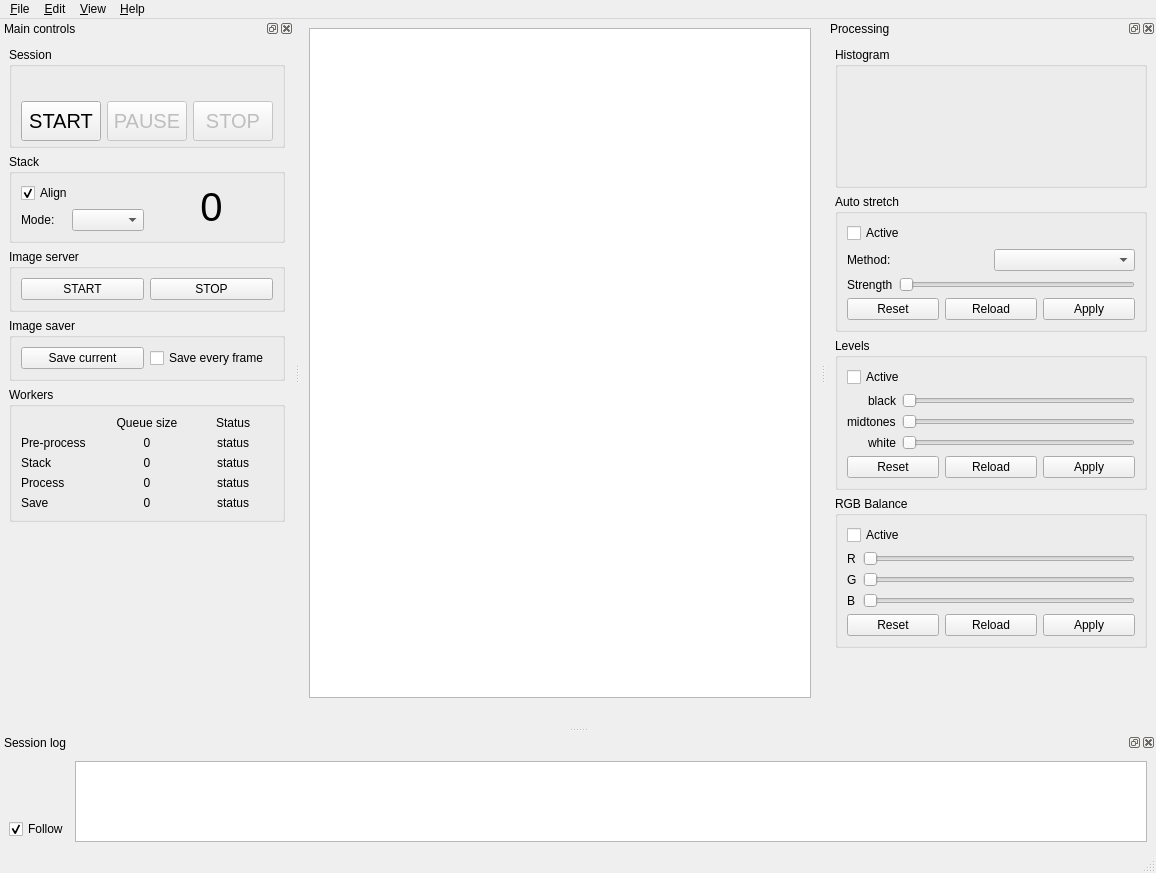
gehelem/als, file src/als/ui/als_ui.ui: the form before one commit.
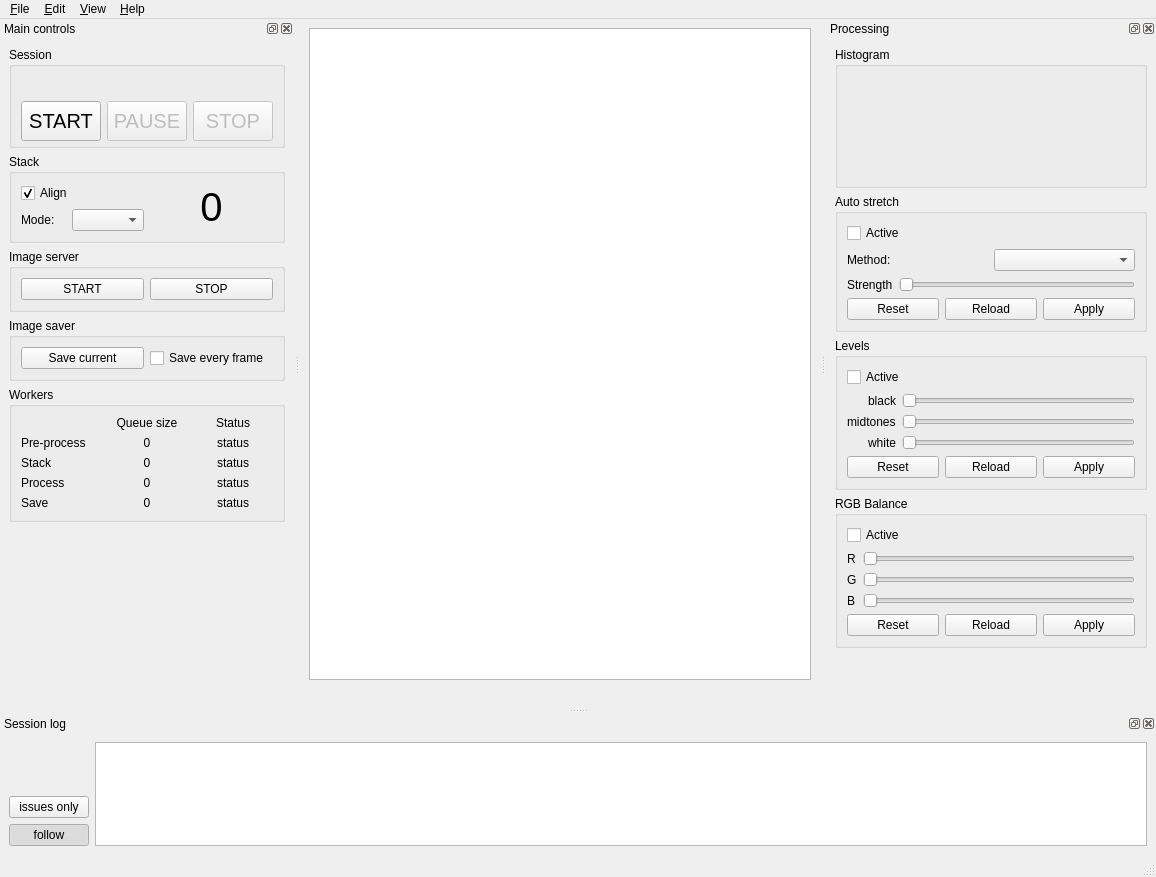
The form after the commit. Icons and pictures are not drawn. Custom widgets are drawn as their Qt base class.

Commit message: allow user to filter session log and show issues only

```diff
--- a/src/als/ui/als_ui.ui
+++ b/src/als/ui/als_ui.ui
@@ -7,7 +7,7 @@
     <x>0</x>
     <y>0</y>
     <width>1156</width>
-    <height>873</height>
+    <height>877</height>
    </rect>
   </property>
   <property name="minimumSize">
@@ -623,6 +623,19 @@
     <layout class="QHBoxLayout" name="horizontalLayout_9">
      <item>
       <layout class="QVBoxLayout" name="verticalLayout_10">
+       <item>
+        <spacer name="verticalSpacer_3">
+         <property name="orientation">
+          <enum>Qt::Vertical</enum>
+         </property>
+         <property name="sizeHint" stdset="0">
+          <size>
+           <width>20</width>
+           <height>40</height>
+          </size>
+         </property>
+        </spacer>
+       </item>
        <item>
         <widget class="QLabel" name="lbl_warning_sign">
          <property name="sizePolicy">
@@ -667,9 +680,22 @@
         </widget>
        </item>
        <item>
-        <widget class="QCheckBox" name="chk_follow_logs">
+        <widget class="QPushButton" name="btn_issues_only">
          <property name="text">
-          <string>Follow</string>
+          <string>issues only</string>
+         </property>
+         <property name="checkable">
+          <bool>true</bool>
+         </property>
+        </widget>
+       </item>
+       <item>
+        <widget class="QPushButton" name="btn_follow_logs">
+         <property name="text">
+          <string>follow</string>
+         </property>
+         <property name="checkable">
+          <bool>true</bool>
          </property>
          <property name="checked">
           <bool>true</bool>
```
The commit also changes 4 other files.
